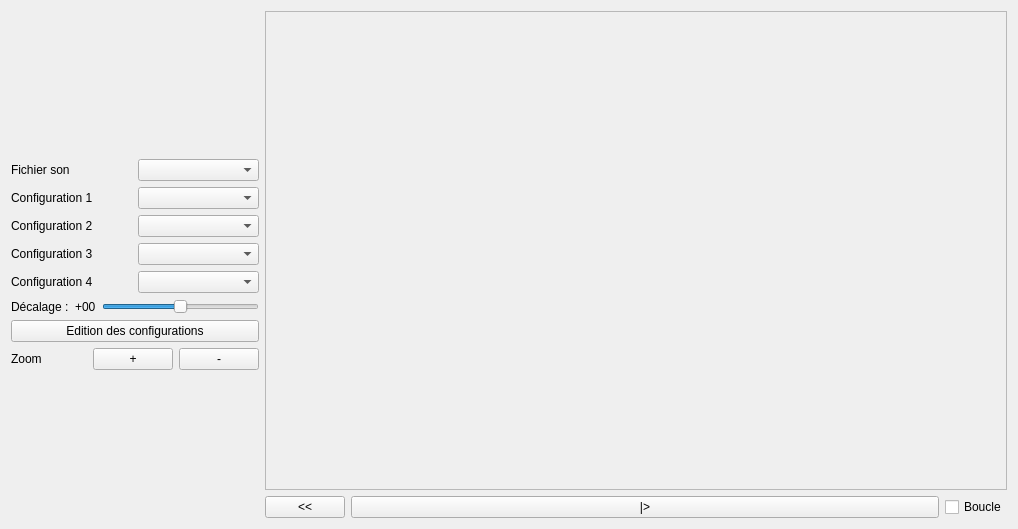
Old version of the form mainWindow/mainWindow/mainwindow.ui in the repository jeremie-garcia/av.
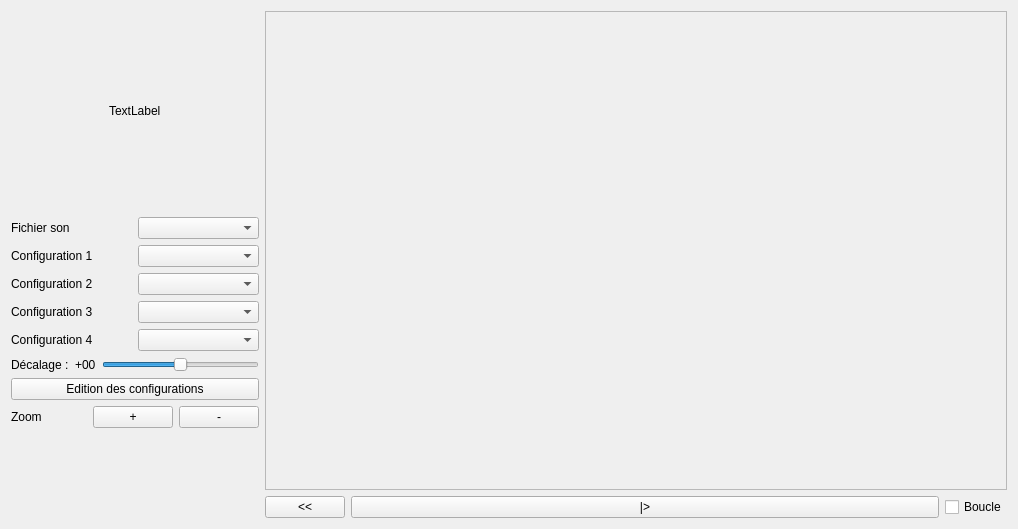
New version of the form.

The edit to the form file:
```diff
--- a/mainWindow/mainWindow/mainwindow.ui
+++ b/mainWindow/mainWindow/mainwindow.ui
@@ -37,6 +37,62 @@
          </property>
         </spacer>
        </item>
+       <item>
+        <layout class="QHBoxLayout" name="horizontalLayout_10">
+         <item>
+          <spacer name="horizontalSpacer">
+           <property name="orientation">
+            <enum>Qt::Horizontal</enum>
+           </property>
+           <property name="sizeHint" stdset="0">
+            <size>
+             <width>40</width>
+             <height>20</height>
+            </size>
+           </property>
+          </spacer>
+         </item>
+         <item>
+          <widget class="QLabel" name="label_9">
+           <property name="sizePolicy">
+            <sizepolicy hsizetype="Fixed" vsizetype="Fixed">
+             <horstretch>0</horstretch>
+             <verstretch>0</verstretch>
+            </sizepolicy>
+           </property>
+           <property name="text">
+            <string>TextLabel</string>
+           </property>
+          </widget>
+         </item>
+         <item>
+          <spacer name="horizontalSpacer_2">
+           <property name="orientation">
+            <enum>Qt::Horizontal</enum>
+           </property>
+           <property name="sizeHint" stdset="0">
+            <size>
+             <width>40</width>
+             <height>20</height>
+            </size>
+           </property>
+          </spacer>
+         </item>
+        </layout>
+       </item>
+       <item>
+        <spacer name="verticalSpacer_3">
+         <property name="orientation">
+          <enum>Qt::Vertical</enum>
+         </property>
+         <property name="sizeHint" stdset="0">
+          <size>
+           <width>20</width>
+           <height>40</height>
+          </size>
+         </property>
+        </spacer>
+       </item>
        <item>
         <layout class="QHBoxLayout" name="horizontalLayout_2">
          <property name="sizeConstraint">
```
